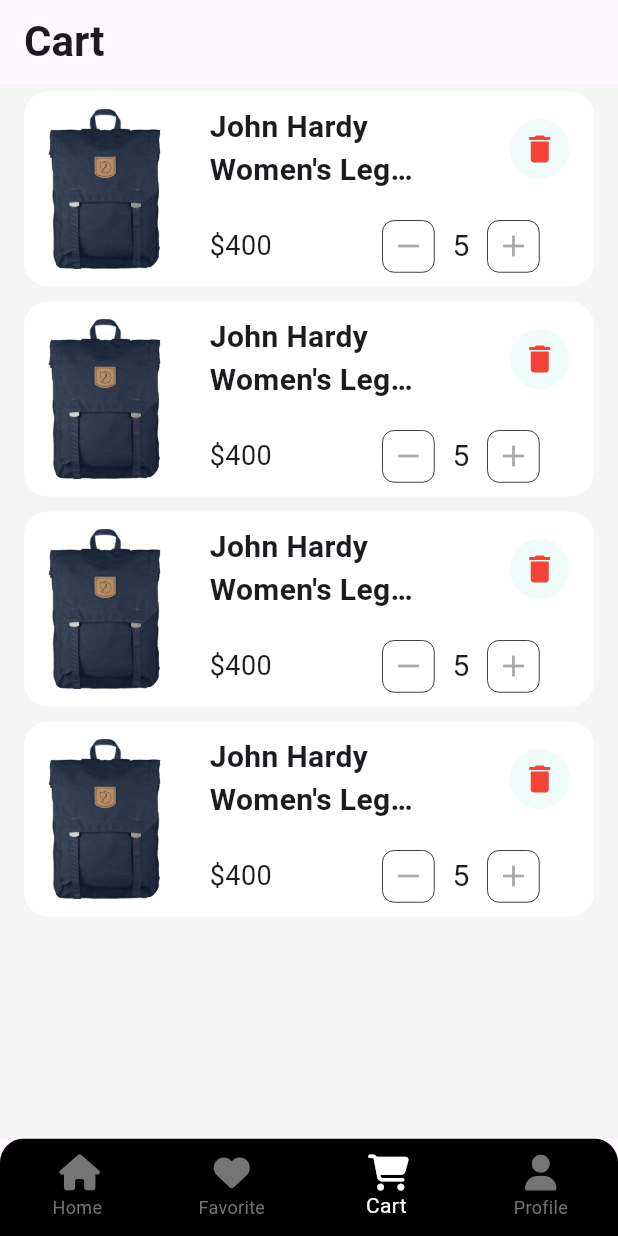
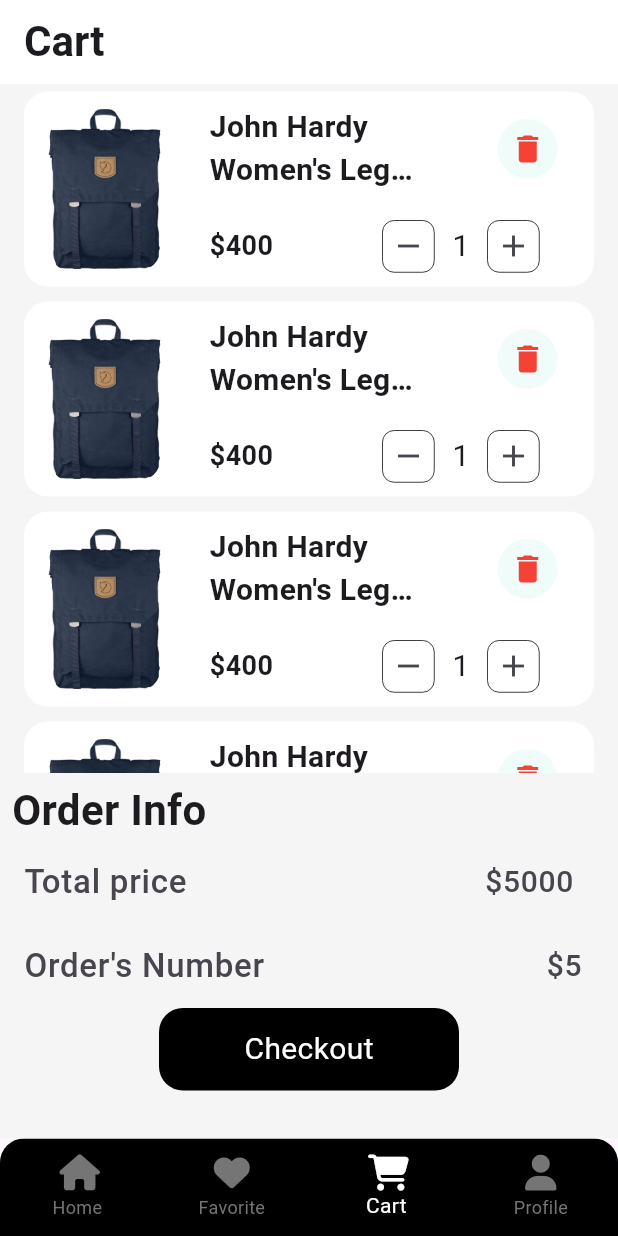
Before and after one commit to osamamorizk/e-shop, a Flutter app: the BottomBar screen opened by its route, item 3 of the bottom bar chosen, on a phone screen of 412 x 824 dp. Run offline on Flutter 3.47's test engine with Material 3 defaults, Android fonts, the phone set to English and light mode, and no system bars; our stand-ins replace bloc, carousel_slider, cloud_firestore, conditional_builder_null_safety, dartz, dio and 10 more; accounts and stored records are empty; network calls fail.

Commit message:
edit add to cart feature

```diff
--- a/lib/core/helpers/consts.dart
+++ b/lib/core/helpers/consts.dart
@@ -4,7 +4,7 @@
 import 'package:shop_app/feature/favorite/presentation/views/favorite_view.dart';
 import 'package:shop_app/feature/home/presentation/views/home_view.dart';
 
-Color kPrimaryColor = Color(0xff21D4B4);
+Color kPrimaryColor = const Color(0xff21D4B4);
 bool onboard = false;
 
 List<BottomNavigationBarItem> bottomBarItems = const [
--- a/lib/core/helpers/styles.dart
+++ b/lib/core/helpers/styles.dart
@@ -1,6 +1,6 @@
 import 'package:flutter/material.dart';
 
 class Styles {
-  static final styleBold30 =
-      const TextStyle(fontSize: 30, fontWeight: FontWeight.bold);
+  static const styleBold30 =
+      TextStyle(fontSize: 30, fontWeight: FontWeight.bold);
 }
--- a/lib/core/widgets/bottom_bar.dart
+++ b/lib/core/widgets/bottom_bar.dart
@@ -2,6 +2,8 @@
 import 'package:flutter_bloc/flutter_bloc.dart';
 import 'package:shop_app/core/helpers/consts.dart';
 import 'package:shop_app/core/helpers/service_locator.dart';
+import 'package:shop_app/feature/cart/data/repos/cart_repo_impl.dart';
+import 'package:shop_app/feature/cart/presentation/manger/cubit/cart_cubit.dart';
 import 'package:shop_app/feature/home/data/repos/home_repo_impl.dart';
 import 'package:shop_app/feature/home/presentation/manger/all_products/all_product_cubit.dart';
 import 'package:shop_app/feature/home/presentation/manger/category_cubit/category_cubit.dart';
@@ -32,6 +34,9 @@
           create: (BuildContext context) =>
               CategoryProductCubit(getIt.get<HomeRepoImpl>())
                 ..featchCatProducts(categryName: 'electronics'),
+        ),
+        BlocProvider<CartCubit>(
+          create: (BuildContext context) => CartCubit(CartRepoImpl()),
         ),
       ],
       child: Scaffold(
--- /dev/null
+++ b/lib/feature/cart/presentation/manger/cubit/cart_state.dart
@@ -0,0 +1,16 @@
+part of 'cart_cubit.dart';
+
+@immutable
+sealed class CartState {}
+
+final class CartInitial extends CartState {}
+
+final class CartAddLoading extends CartState {}
+
+final class CartAddFailure extends CartState {
+  final String errorMessage;
+
+  CartAddFailure({required this.errorMessage});
+}
+
+final class CartAddSuccess extends CartState {}
--- a/lib/feature/cart/presentation/views/cart_view.dart
+++ b/lib/feature/cart/presentation/views/cart_view.dart
@@ -9,13 +9,14 @@
     return Scaffold(
       backgroundColor: Colors.grey[100],
       appBar: AppBar(
+        backgroundColor: Colors.white,
         scrolledUnderElevation: 0,
         title: const Text(
           'Cart',
           style: TextStyle(fontSize: 28, fontWeight: FontWeight.bold),
         ),
       ),
-      body: CartBody(),
+      body: const CartBody(),
     );
   }
 }
--- a/lib/feature/cart/presentation/views/widgets/cart_body.dart
+++ b/lib/feature/cart/presentation/views/widgets/cart_body.dart
@@ -1,4 +1,5 @@
 import 'package:flutter/material.dart';
+import 'package:shop_app/core/widgets/custom_button.dart';
 import 'package:shop_app/feature/cart/presentation/views/widgets/cart_product_item.dart';
 
 class CartBody extends StatelessWidget {
@@ -6,10 +7,68 @@
 
   @override
   Widget build(BuildContext context) {
-    return ListView.builder(
-        itemCount: 4,
-        itemBuilder: (context, index) {
-          return const CartProductItem();
-        });
+    return Column(
+      crossAxisAlignment: CrossAxisAlignment.start,
+      children: [
+        SizedBox(
+          height: (MediaQuery.of(context).size.height) - 365,
+          child: ListView.builder(
+              itemCount: 4,
+              itemBuilder: (context, index) {
+                return const CartProductItem();
+              }),
+        ),
+        const SizedBox(height: 5),
+        const Padding(
+          padding: EdgeInsets.symmetric(horizontal: 8),
+          child: Text(
+            'Order Info',
+            style: TextStyle(fontSize: 28, fontWeight: FontWeight.bold),
+          ),
+        ),
+        const OrderInfo(
+          info: '5000 ',
+          title: 'Total price',
+        ),
+        const OrderInfo(
+          info: '5',
+          title: "Order's Number",
+        ),
+        const Padding(
+          padding: EdgeInsets.symmetric(horizontal: 16),
+          child: Center(
+            child: SizedBox(
+              width: 200,
+              height: 55,
+              child: CustomButton(text: 'Checkout'),
+            ),
+          ),
+        )
+      ],
+    );
   }
 }
+
+class OrderInfo extends StatelessWidget {
+  const OrderInfo({
+    super.key,
+    required this.title,
+    required this.info,
+  });
+  final String title;
+  final String info;
+
+  @override
+  Widget build(BuildContext context) {
+    return ListTile(
+      leading: Text(
+        title,
+        style: const TextStyle(fontSize: 22),
+      ),
+      trailing: Text(
+        r'$' '$info',
+        style: const TextStyle(fontSize: 20),
+      ),
+    );
+  }
+}
--- a/lib/feature/cart/presentation/views/widgets/cart_count.dart
+++ b/lib/feature/cart/presentation/views/widgets/cart_count.dart
@@ -1,16 +1,28 @@
 import 'package:flutter/material.dart';
 import 'package:shop_app/feature/cart/presentation/views/widgets/count_button.dart';
 
-class CartCount extends StatelessWidget {
+class CartCount extends StatefulWidget {
   const CartCount({super.key});
 
+  @override
+  State<CartCount> createState() => _CartCountState();
+}
+
+class _CartCountState extends State<CartCount> {
+  int count = 1;
   @override
   Widget build(BuildContext context) {
     return Padding(
       padding: const EdgeInsets.symmetric(horizontal: 20),
       child: Row(
         children: [
-          const CountButton(
+          CountButton(
+            onPressed: () {
+              if (count > 0) {
+                count--;
+              }
+              setState(() {});
+            },
             icon: Icons.remove,
           ),
           Container(
@@ -19,13 +31,17 @@
             ),
             height: 35,
             width: 35,
-            child: const Center(
+            child: Center(
                 child: Text(
-              '5',
-              style: TextStyle(fontSize: 20),
+              '$count',
+              style: const TextStyle(fontSize: 20),
             )),
           ),
-          const CountButton(
+          CountButton(
+            onPressed: () {
+              setState(() {});
+              count++;
+            },
             icon: Icons.add,
           ),
         ],
--- a/lib/feature/cart/presentation/views/widgets/price_count.dart
+++ b/lib/feature/cart/presentation/views/widgets/price_count.dart
@@ -13,9 +13,7 @@
       children: [
         Text(
           r'$' '400',
-          style: TextStyle(
-            fontSize: 18,
-          ),
+          style: TextStyle(fontSize: 18, fontWeight: FontWeight.w600),
         ),
         CartCount()
       ],
--- a/lib/feature/cart/presentation/views/widgets/title_delet.dart
+++ b/lib/feature/cart/presentation/views/widgets/title_delet.dart
@@ -8,7 +8,9 @@
 
   @override
   Widget build(BuildContext context) {
-    return Row(
+    return Padding(
+      padding: const EdgeInsets.only(right: 8),
+      child: Row(
         mainAxisAlignment: MainAxisAlignment.spaceBetween,
         children: [
           const SizedBox(
@@ -30,6 +32,7 @@
                 )),
           ),
         ],
+      ),
     );
   }
 }
--- a/lib/feature/home/presentation/views/home_view.dart
+++ b/lib/feature/home/presentation/views/home_view.dart
@@ -25,7 +25,7 @@
           )
         ],
       ),
-      body: HomeViewBody(),
+      body: const HomeViewBody(),
     );
   }
 }
--- a/lib/feature/home/presentation/views/widgets/category_list.dart
+++ b/lib/feature/home/presentation/views/widgets/category_list.dart
@@ -4,7 +4,6 @@
 import 'package:shop_app/feature/home/presentation/manger/category_product/category_product_cubit_cubit.dart';
 import 'package:shop_app/feature/home/presentation/views/widgets/category_item.dart';
 import 'package:shop_app/feature/home/presentation/views/widgets/skeletonizer_category.dart';
-import 'package:skeletonizer/skeletonizer.dart';
 
 class CategoryList extends StatefulWidget {
   const CategoryList({super.key});
--- a/lib/feature/home/presentation/views/widgets/latest_product_list.dart
+++ b/lib/feature/home/presentation/views/widgets/latest_product_list.dart
@@ -4,7 +4,6 @@
 import 'package:shop_app/feature/home/presentation/manger/all_products/all_product_cubit.dart';
 import 'package:shop_app/feature/home/presentation/views/widgets/latest_product_item.dart';
 import 'package:shop_app/feature/home/presentation/views/widgets/skeletonizer_latest_product.dart';
-import 'package:skeletonizer/skeletonizer.dart';
 
 class LatestProductList extends StatelessWidget {
   const LatestProductList({
--- a/pubspec.yaml
+++ b/pubspec.yaml
@@ -29,6 +29,7 @@
 # versions available, run `flutter pub outdated`.
 dependencies:
   carousel_slider: ^5.0.0
+  cloud_firestore: ^5.4.2
   conditional_builder_null_safety: ^0.0.6
   cupertino_icons: ^1.0.8
   dartz: ^0.10.1
```
Also changed, not shown: lib/feature/cart/data/repos/cart_repo.dart (added, +15 -0 lines), lib/feature/cart/data/repos/cart_repo_impl.dart (added, +55 -0 lines), lib/feature/cart/presentation/manger/cubit/cart_cubit.dart (added, +43 -0 lines), lib/feature/home/presentation/views/product_details_view.dart (+8 -2 lines), lib/feature/home/presentation/views/widgets/price_and_add_to_cart.dart (+16 -3 lines), lib/feature/home/presentation/views/widgets/products_details_body.dart (+31 -2 lines), pubspec.lock, 3 other files. Lines whose indentation alone changed are shown as unchanged.
